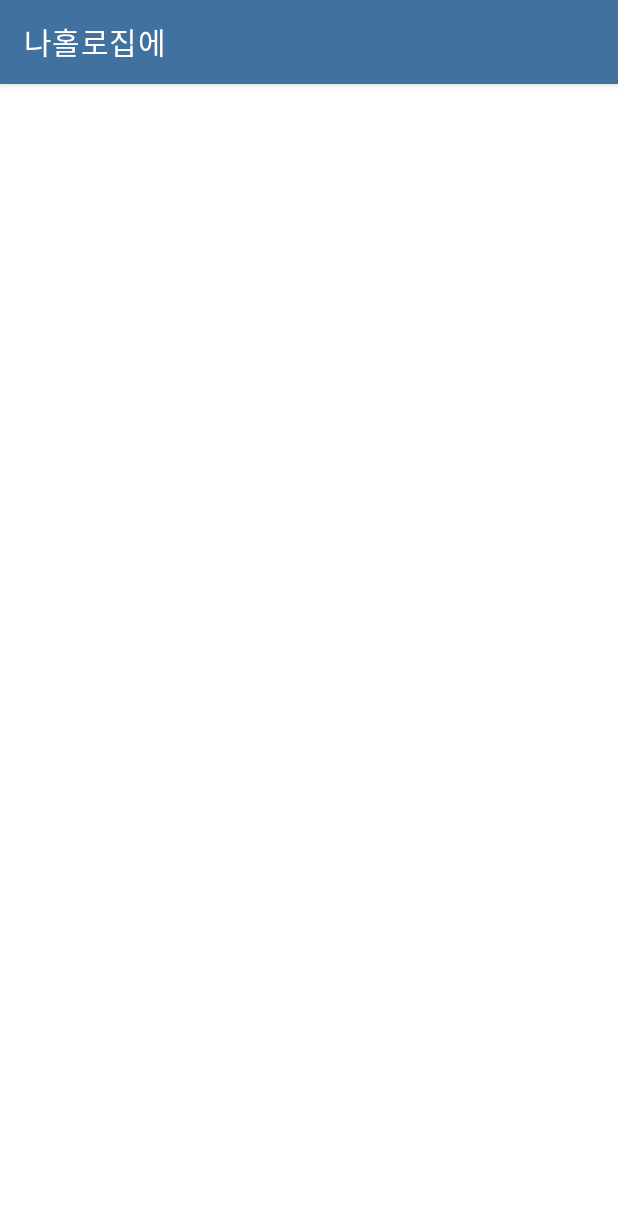
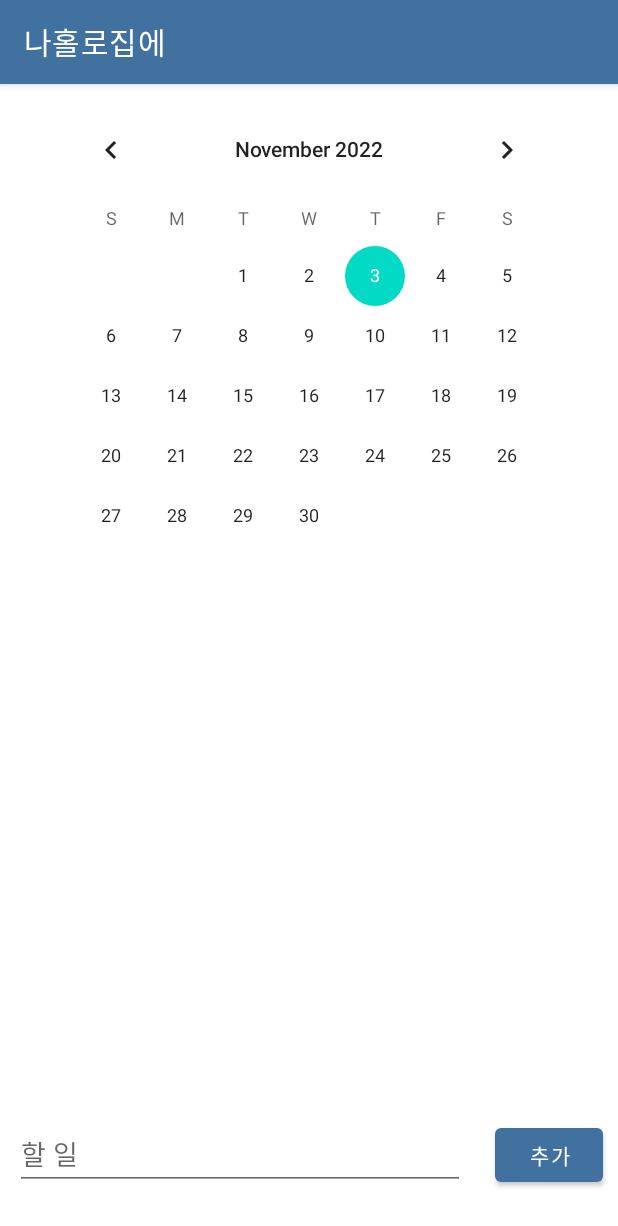
Before and after one commit to parksyoung/IAM1, an Android app: the Checklist screen opened directly, with no data from a screen before it, on a phone screen of 412 x 824 dp. Shown: the top 1226 px of the screen. Run offline under Robolectric (Android 15) with nearby library versions, the phone set to English and light mode, and no system bars; 3 statements that could not run were skipped.

Commit message:
체크리스트(캘린터 연동x)

```diff
--- a/app/src/main/java/edu/sungshin/iam1/Checklist.java
+++ b/app/src/main/java/edu/sungshin/iam1/Checklist.java
@@ -1,14 +1,52 @@
 package edu.sungshin.iam1;
 
+import androidx.annotation.NonNull;
 import androidx.appcompat.app.AppCompatActivity;
+import androidx.recyclerview.widget.LinearLayoutManager;
+import androidx.recyclerview.widget.RecyclerView;
 
 import android.os.Bundle;
+import android.view.View;
+import android.widget.Button;
+import android.widget.CalendarView;
+import android.widget.EditText;
+
+import java.util.ArrayList;
 
 public class Checklist extends AppCompatActivity {
+
+    Button insert;
+    EditText todoEdit;
+    CalendarView calendarView;
+    RecyclerView recyclerView;
+    private ArrayList<Todo> todoArrayList;
+    private TodoAdapter todoAdapter;
 
     @Override
     protected void onCreate(Bundle savedInstanceState) {
         super.onCreate(savedInstanceState);
         setContentView(R.layout.activity_checklist);
+        calendarView = findViewById(R.id.calenderview);
+        insert = (Button) findViewById(R.id.insert);
+        todoEdit = (EditText) findViewById(R.id.todoList);
+        recyclerView = (RecyclerView) findViewById(R.id.recycler);
+
+        recyclerView.setLayoutManager(new LinearLayoutManager(this));
+
+        todoArrayList = new ArrayList<>();
+        todoAdapter = new TodoAdapter(todoArrayList);
+        recyclerView.setAdapter(todoAdapter);
+
+        insert.setOnClickListener(new View.OnClickListener() {
+            @Override
+            public void onClick(View view) {
+                Todo newTodo = new Todo(todoEdit.getText().toString());
+                todoArrayList.add(newTodo);
+                todoAdapter.notifyDataSetChanged();
+                todoEdit.setText(null);
+            }
+        });
+
     }
+
 }
--- a/app/src/main/res/layout/activity_checklist.xml
+++ b/app/src/main/res/layout/activity_checklist.xml
@@ -1,9 +1,45 @@
 <?xml version="1.0" encoding="utf-8"?>
-<androidx.constraintlayout.widget.ConstraintLayout xmlns:android="http://schemas.android.com/apk/res/android"
+<LinearLayout xmlns:android="http://schemas.android.com/apk/res/android"
     xmlns:app="http://schemas.android.com/apk/res-auto"
     xmlns:tools="http://schemas.android.com/tools"
     android:layout_width="match_parent"
     android:layout_height="match_parent"
+    android:orientation="vertical"
     tools:context=".Checklist">
 
-</androidx.constraintlayout.widget.ConstraintLayout>
+    <CalendarView
+        android:id="@+id/calenderview"
+        android:layout_gravity="center"
+        android:layout_margin="10dp"
+        android:layout_width="wrap_content"
+        android:layout_height="wrap_content"/>
+
+    <androidx.recyclerview.widget.RecyclerView
+        android:id="@+id/recycler"
+        android:scrollbars="vertical"
+        android:layout_width="match_parent"
+        android:layout_height="wrap_content"/>
+
+    <LinearLayout
+        android:layout_width="match_parent"
+        android:layout_height="match_parent"
+        android:gravity="bottom"
+        android:orientation="horizontal">
+
+        <EditText
+            android:layout_margin="10dp"
+            android:id="@+id/todoList"
+            android:layout_width="300dp"
+            android:layout_height="wrap_content"
+            android:hint="할 일"/>
+
+        <Button
+            android:id="@+id/insert"
+            android:layout_margin="10dp"
+            android:layout_width="wrap_content"
+            android:layout_height="wrap_content"
+            android:text="추가"/>
+
+
+    </LinearLayout>
+</LinearLayout>
```
